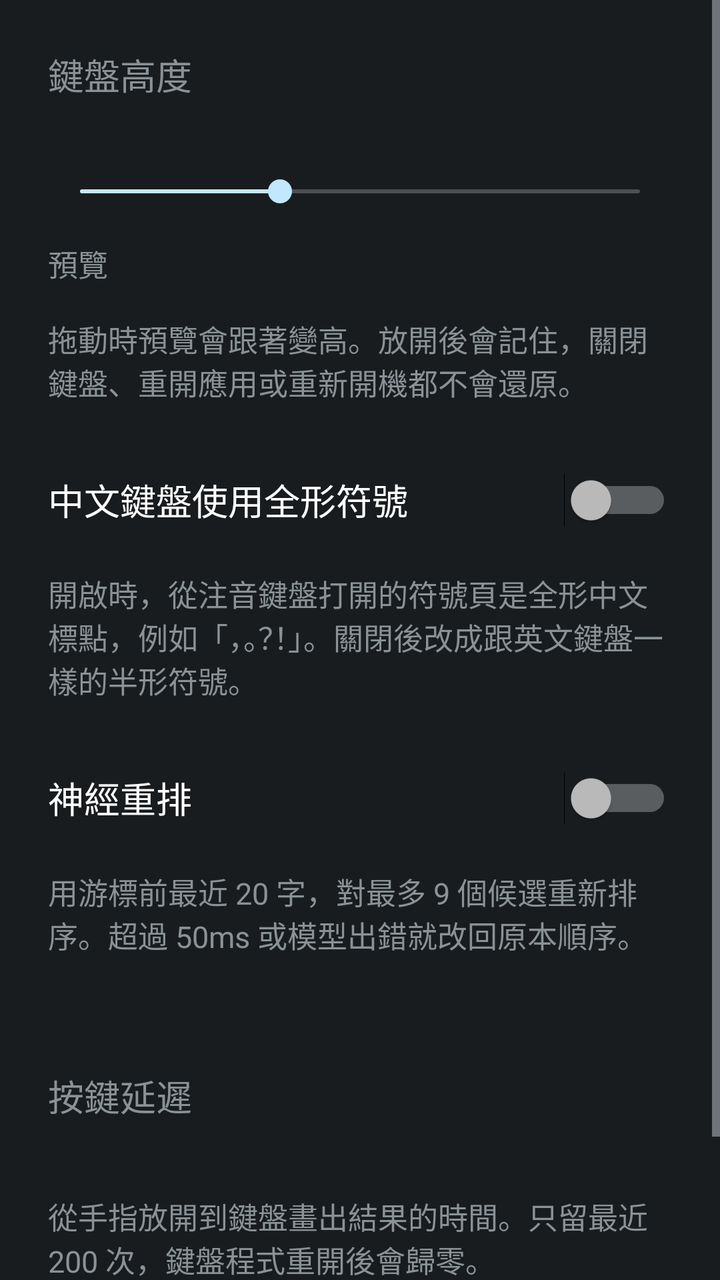
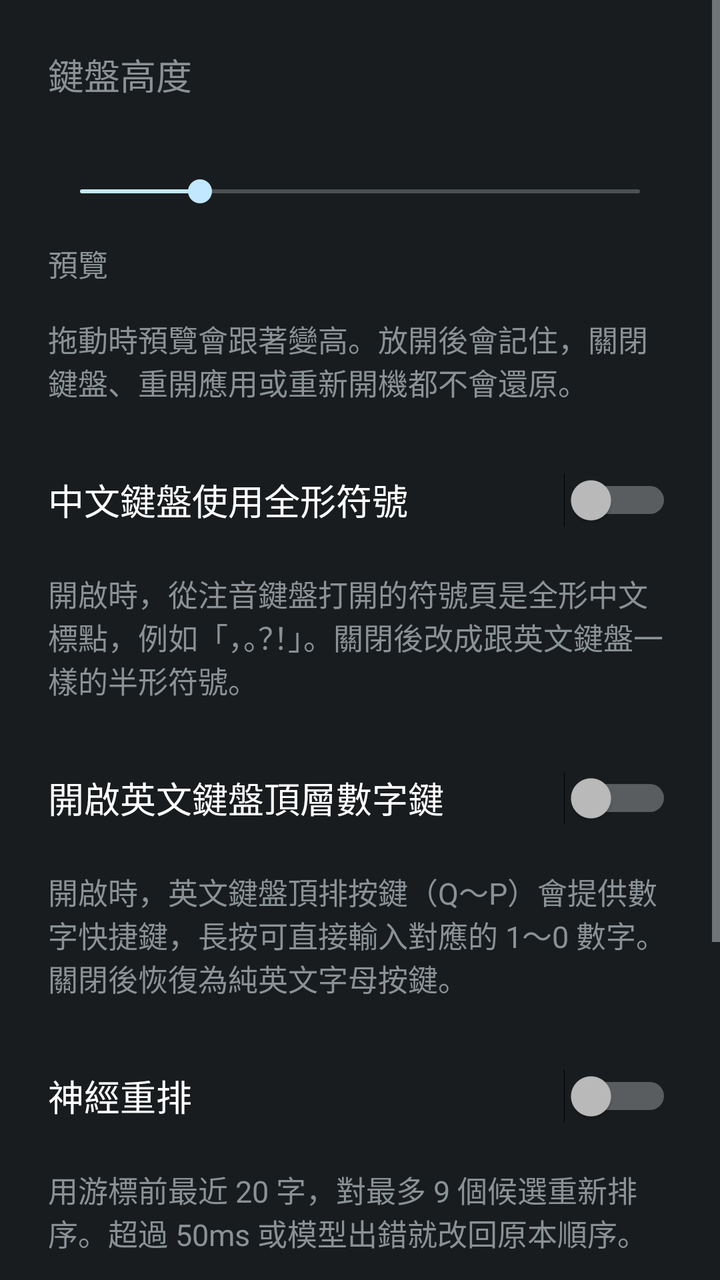

An Android layout rendered at two revisions. The XML below is the earlier revision; the diff shows what the commit changed to produce the second picture.
<!-- AndroidManifest.xml: application theme Theme.FsKeyboard -->
<!-- res/layout/activity_ime_settings.xml -->
<?xml version="1.0" encoding="utf-8"?>
<ScrollView xmlns:android="http://schemas.android.com/apk/res/android"
    android:id="@+id/settings_root"
    android:layout_width="match_parent"
    android:layout_height="match_parent"
    android:clipToPadding="true">

    <LinearLayout
        android:layout_width="match_parent"
        android:layout_height="wrap_content"
        android:orientation="vertical"
        android:padding="24dp">

        <TextView
            android:layout_width="match_parent"
            android:layout_height="wrap_content"
            android:text="@string/keyboard_height_label"
            android:textSize="18sp" />

        <TextView
            android:id="@+id/keyboard_height_value"
            android:layout_width="match_parent"
            android:layout_height="wrap_content"
            android:paddingTop="8dp"
            android:textSize="15sp" />

        <SeekBar
            android:id="@+id/keyboard_height"
            android:layout_width="match_parent"
            android:layout_height="wrap_content"
            android:layout_marginTop="8dp"
            android:min="36"
            android:max="64"
            android:progress="46"
            android:contentDescription="@string/keyboard_height_label" />

        <TextView
            android:layout_width="match_parent"
            android:layout_height="wrap_content"
            android:paddingTop="16dp"
            android:text="@string/keyboard_height_preview"
            android:textSize="15sp" />

        <LinearLayout
            android:id="@+id/keyboard_height_preview"
            android:layout_width="match_parent"
            android:layout_height="wrap_content"
            android:layout_marginTop="8dp"
            android:orientation="vertical"
            android:contentDescription="@string/keyboard_height_preview" />

        <TextView
            android:layout_width="match_parent"
            android:layout_height="wrap_content"
            android:paddingTop="8dp"
            android:paddingBottom="24dp"
            android:text="@string/keyboard_height_summary"
            android:textSize="15sp" />

        <Switch
            android:id="@+id/full_width_switch"
            android:layout_width="match_parent"
            android:layout_height="wrap_content"
            android:minHeight="48dp"
            android:text="@string/full_width_switch"
            android:textSize="18sp" />

        <TextView
            android:layout_width="match_parent"
            android:layout_height="wrap_content"
            android:paddingTop="12dp"
            android:paddingBottom="24dp"
            android:text="@string/full_width_summary"
            android:textSize="15sp" />

        <Switch
            android:id="@+id/rerank_switch"
            android:layout_width="match_parent"
            android:layout_height="wrap_content"
            android:minHeight="48dp"
            android:text="@string/rerank_switch"
            android:textSize="18sp" />

        <TextView
            android:layout_width="match_parent"
            android:layout_height="wrap_content"
            android:paddingTop="12dp"
            android:text="@string/rerank_summary"
            android:textSize="15sp" />

        <TextView
            android:id="@+id/rerank_model"
            android:layout_width="match_parent"
            android:layout_height="wrap_content"
            android:paddingTop="12dp"
            android:textSize="15sp" />

        <TextView
            android:layout_width="match_parent"
            android:layout_height="wrap_content"
            android:paddingTop="24dp"
            android:text="@string/key_latency_label"
            android:textSize="18sp" />

        <TextView
            android:id="@+id/key_latency_value"
            android:layout_width="match_parent"
            android:layout_height="wrap_content"
            android:paddingTop="8dp"
            android:textSize="15sp" />

        <TextView
            android:layout_width="match_parent"
            android:layout_height="wrap_content"
            android:paddingTop="8dp"
            android:text="@string/key_latency_summary"
            android:textSize="15sp" />

        <Button
            android:id="@+id/key_latency_reset"
            android:layout_width="wrap_content"
            android:layout_height="wrap_content"
            android:layout_marginTop="8dp"
            android:text="@string/key_latency_reset" />
    </LinearLayout>
</ScrollView>
<!-- resources referenced by this layout -->
<resources>
  <string name="full_width_summary">開啟時，從注音鍵盤打開的符號頁是全形中文標點，例如「，。？！」。關閉後改成跟英文鍵盤一樣的半形符號。</string>
  <string name="full_width_switch">中文鍵盤使用全形符號</string>
  <string name="key_latency_label">按鍵延遲</string>
  <string name="key_latency_reset">清除</string>
  <string name="key_latency_summary">從手指放開到鍵盤畫出結果的時間。只留最近 200 次，鍵盤程式重開後會歸零。</string>
  <string name="keyboard_height_label">鍵盤高度</string>
  <string name="keyboard_height_preview">預覽</string>
  <string name="keyboard_height_summary">拖動時預覽會跟著變高。放開後會記住，關閉鍵盤、重開應用或重新開機都不會還原。</string>
  <string name="rerank_summary">用游標前最近 20 字，對最多 9 個候選重新排序。超過 50ms 或模型出錯就改回原本順序。</string>
  <string name="rerank_switch">神經重排</string>
  <style name="Theme.FsKeyboard" parent="android:Theme.DeviceDefault" />
</resources>

<!-- the commit's change to res/layout/activity_ime_settings.xml (unified diff, before → after) -->
@@ -31,7 +31,7 @@
             android:layout_marginTop="8dp"
             android:min="36"
             android:max="64"
-            android:progress="46"
+            android:progress="42"
             android:contentDescription="@string/keyboard_height_label" />
 
         <TextView
@@ -71,6 +71,23 @@
             android:paddingTop="12dp"
             android:paddingBottom="24dp"
             android:text="@string/full_width_summary"
+            android:textSize="15sp" />
+
+        <Switch
+            android:id="@+id/latin_top_number_row_switch"
+            android:layout_width="match_parent"
+            android:layout_height="wrap_content"
+            android:minHeight="48dp"
+            android:text="@string/latin_top_number_row_switch"
+            android:textSize="18sp" />
+
+        <TextView
+            android:id="@+id/latin_top_number_row_summary"
+            android:layout_width="match_parent"
+            android:layout_height="wrap_content"
+            android:paddingTop="12dp"
+            android:paddingBottom="24dp"
+            android:text="@string/latin_top_number_row_summary"
             android:textSize="15sp" />
 
         <Switch
<!-- resource entries referenced after the edit -->
@@ -8,6 +8,8 @@
   <string name="keyboard_height_label">鍵盤高度</string>
   <string name="keyboard_height_preview">預覽</string>
   <string name="keyboard_height_summary">拖動時預覽會跟著變高。放開後會記住，關閉鍵盤、重開應用或重新開機都不會還原。</string>
+  <string name="latin_top_number_row_summary">開啟時，英文鍵盤頂排按鍵（Q～P）會提供數字快捷鍵，長按可直接輸入對應的 1～0 數字。關閉後恢復為純英文字母按鍵。</string>
+  <string name="latin_top_number_row_switch">開啟英文鍵盤頂層數字鍵</string>
   <string name="rerank_summary">用游標前最近 20 字，對最多 9 個候選重新排序。超過 50ms 或模型出錯就改回原本順序。</string>
   <string name="rerank_switch">神經重排</string>
   <style name="Theme.FsKeyboard" parent="android:Theme.DeviceDefault" />
